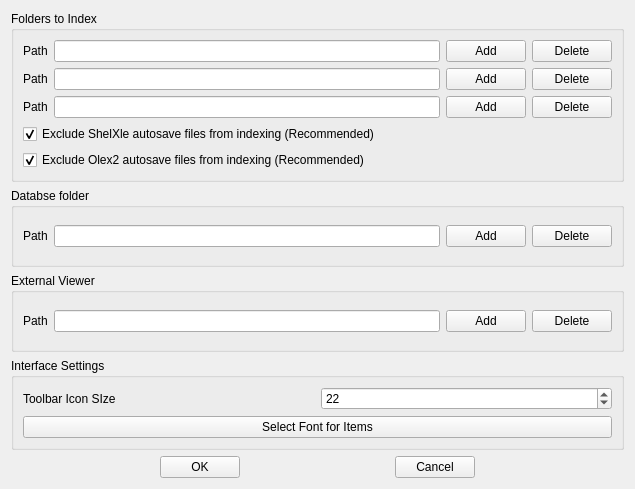
This is settings.ui in PavloSolntsev/solxd as Qt 5 draws it before an edit. The edited form follows.
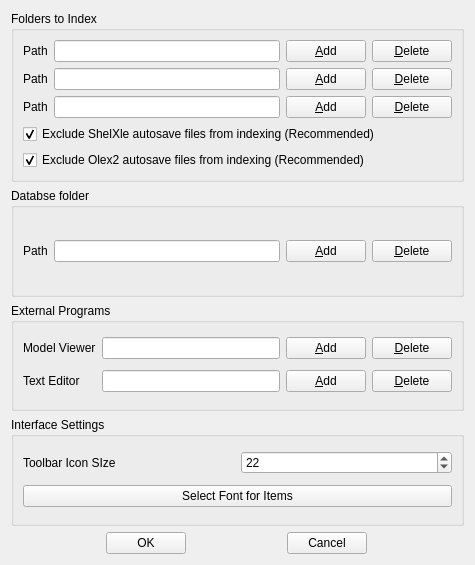
This is the edited form.

Commit message: Very strange behaviour was found if UNIT contains only ? mark. Text editor was added as an external program. This maybe done via Settings dialog.

Patch:
```diff
--- a/settings.ui
+++ b/settings.ui
@@ -9,8 +9,8 @@
    <rect>
     <x>0</x>
     <y>0</y>
-    <width>635</width>
-    <height>489</height>
+    <width>475</width>
+    <height>565</height>
    </rect>
   </property>
   <property name="sizePolicy">
@@ -50,14 +50,14 @@
         <item>
          <widget class="QPushButton" name="pushButtonAdd2">
           <property name="text">
-           <string>Add</string>
+           <string>&amp;Add</string>
           </property>
          </widget>
         </item>
         <item>
          <widget class="QPushButton" name="pushButtonDelete2">
           <property name="text">
-           <string>Delete</string>
+           <string>&amp;Delete</string>
           </property>
          </widget>
         </item>
@@ -78,14 +78,14 @@
         <item>
          <widget class="QPushButton" name="pushButtonAdd1">
           <property name="text">
-           <string>Add</string>
+           <string>&amp;Add</string>
           </property>
          </widget>
         </item>
         <item>
          <widget class="QPushButton" name="pushButtonDelete1">
           <property name="text">
-           <string>Delete</string>
+           <string>&amp;Delete</string>
           </property>
          </widget>
         </item>
@@ -106,14 +106,14 @@
         <item>
          <widget class="QPushButton" name="pushButtonAdd3">
           <property name="text">
-           <string>Add</string>
+           <string>&amp;Add</string>
           </property>
          </widget>
         </item>
         <item>
          <widget class="QPushButton" name="pushButtonDelete3">
           <property name="text">
-           <string>Delete</string>
+           <string>&amp;Delete</string>
           </property>
          </widget>
         </item>
@@ -169,14 +169,14 @@
         <item>
          <widget class="QPushButton" name="pushButtonDBAdd">
           <property name="text">
-           <string>Add</string>
+           <string>&amp;Add</string>
           </property>
          </widget>
         </item>
         <item>
          <widget class="QPushButton" name="pushButtonDBDelete">
           <property name="text">
-           <string>Delete</string>
+           <string>&amp;Delete</string>
           </property>
          </widget>
         </item>
@@ -188,30 +188,54 @@
    <item>
     <widget class="QGroupBox" name="groupBox_3">
      <property name="title">
-      <string>External Viewer</string>
+      <string>External Programs</string>
      </property>
-     <layout class="QHBoxLayout" name="horizontalLayout_4">
-      <item>
+     <layout class="QGridLayout" name="gridLayout">
+      <item row="0" column="0">
        <widget class="QLabel" name="label">
         <property name="text">
-         <string>Path</string>
+         <string>Model Viewer</string>
         </property>
        </widget>
       </item>
-      <item>
+      <item row="0" column="1">
        <widget class="QLineEdit" name="lineEdit_viewer"/>
       </item>
-      <item>
+      <item row="0" column="2">
        <widget class="QPushButton" name="pushButton_addviewwr">
         <property name="text">
-         <string>Add</string>
+         <string>&amp;Add</string>
         </property>
        </widget>
       </item>
-      <item>
+      <item row="0" column="3">
        <widget class="QPushButton" name="pushButton_deleteviewer">
         <property name="text">
-         <string>Delete</string>
+         <string>&amp;Delete</string>
+        </property>
+       </widget>
+      </item>
+      <item row="1" column="0">
+       <widget class="QLabel" name="label_3">
+        <property name="text">
+         <string>Text Editor</string>
+        </property>
+       </widget>
+      </item>
+      <item row="1" column="1">
+       <widget class="QLineEdit" name="lineEdit_texteditor"/>
+      </item>
+      <item row="1" column="2">
+       <widget class="QPushButton" name="pushButton_addtexteditor">
+        <property name="text">
+         <string>&amp;Add</string>
+        </property>
+       </widget>
+      </item>
+      <item row="1" column="3">
+       <widget class="QPushButton" name="pushButton_deletetexteditor">
+        <property name="text">
+         <string>&amp;Delete</string>
         </property>
        </widget>
       </item>
```
The commit also changes 4 other files.
